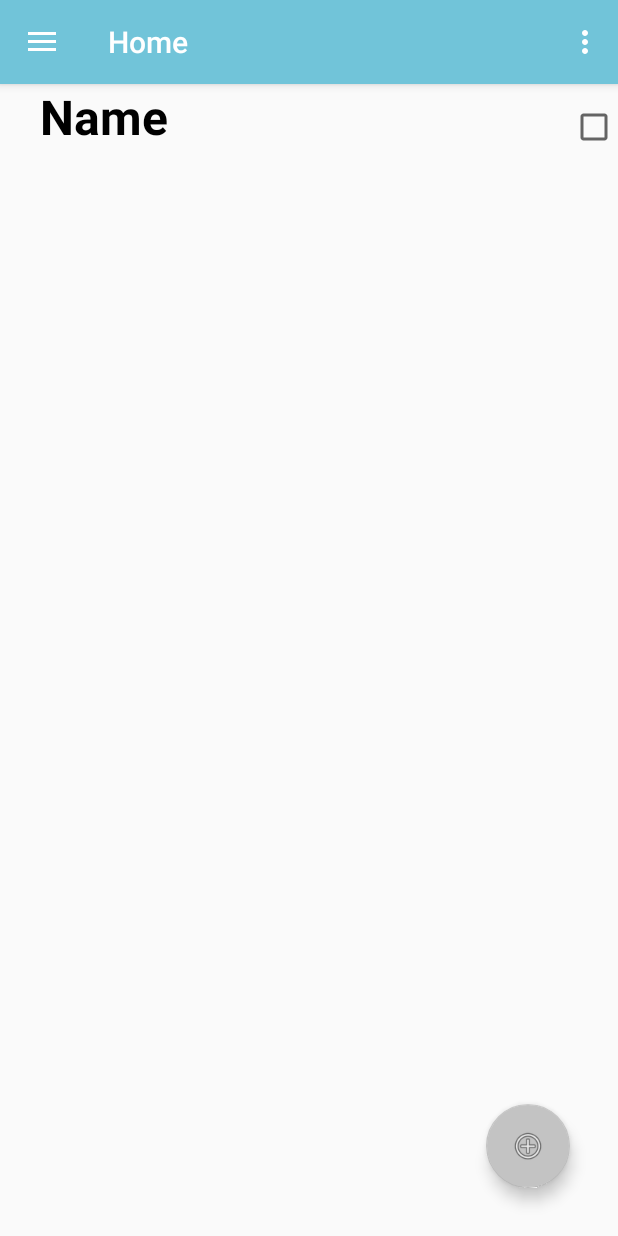
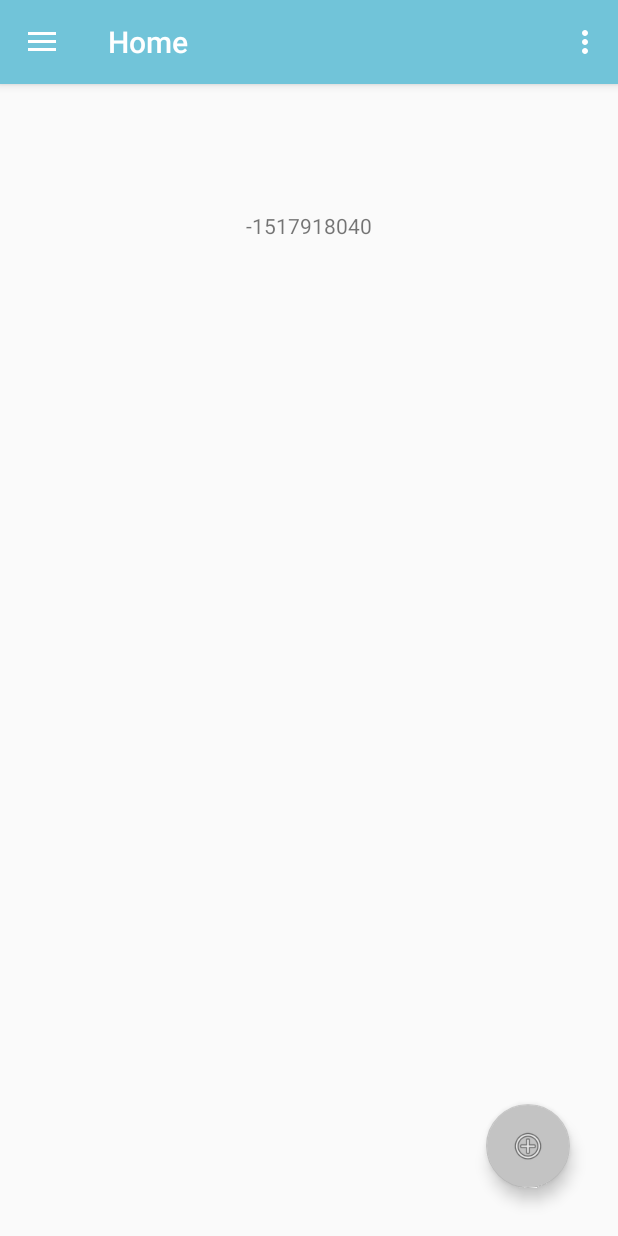
Before and after one commit to brianbob12/Cauch-Android, an Android app: the screen it shows after launch (MainActivity), after a tap on "SUBMIT", on a phone screen of 412 x 824 dp. Run offline under Robolectric (Android 15) with nearby library versions, the phone set to English and light mode, and no system bars; our stand-ins replace navigation-ui.

Commit message:
Recyclerview

```diff
--- /dev/null
+++ b/app/src/main/java/com/example/scheduleapp/MyAdapter.kt
@@ -0,0 +1,32 @@
+package com.example.scheduleapp
+
+import android.view.LayoutInflater
+import android.view.ViewGroup
+import androidx.recyclerview.widget.RecyclerView
+import java.util.*
+
+
+class MyAdapter(seed: Int) : RecyclerView.Adapter<RecyclerViewHolder>() {
+    private val random: Random
+    override fun getItemViewType(position: Int): Int {
+        return R.layout.my_text_view
+    }
+
+    override fun onCreateViewHolder(parent: ViewGroup, viewType: Int): RecyclerViewHolder {
+        val view =
+            LayoutInflater.from(parent.context).inflate(viewType, parent, false)
+        return RecyclerViewHolder(view)
+    }
+
+    override fun onBindViewHolder(holder: RecyclerViewHolder, position: Int) {
+        holder.view.setText(random.nextInt().toString())
+    }
+
+    override fun getItemCount(): Int {
+        return 100
+    }
+
+    init {
+        random = Random(seed.toLong())
+    }
+}
--- /dev/null
+++ b/app/src/main/java/com/example/scheduleapp/RecyclerViewHolder.kt
@@ -0,0 +1,15 @@
+package com.example.scheduleapp
+
+import android.view.View
+import android.widget.TextView
+import androidx.recyclerview.widget.RecyclerView
+
+
+class RecyclerViewHolder(itemView: View) :
+    RecyclerView.ViewHolder(itemView) {
+    val view: TextView
+
+    init {
+        view = itemView.findViewById(R.id.randomText)
+    }
+}
--- a/app/src/main/java/com/example/scheduleapp/ui/home/HomeFragment.kt
+++ b/app/src/main/java/com/example/scheduleapp/ui/home/HomeFragment.kt
@@ -1,38 +1,57 @@
 package com.example.scheduleapp.ui.home
 
-import android.app.AlertDialog
 import android.os.Bundle
-import android.text.Html
+import android.util.Log
 import android.view.LayoutInflater
 import android.view.View
 import android.view.ViewGroup
-import android.widget.LinearLayout
 import androidx.fragment.app.Fragment
-import androidx.lifecycle.ViewModelProviders
-import com.example.scheduleapp.MainActivity
+import androidx.recyclerview.widget.LinearLayoutManager
+import androidx.recyclerview.widget.RecyclerView
+import com.example.scheduleapp.MyAdapter
 import com.example.scheduleapp.R
-import com.example.scheduleapp.Task
-import com.example.scheduleapp.TaskInList
-import com.google.android.material.floatingactionbutton.FloatingActionButton
 
 
 class HomeFragment : Fragment() {
 
     private lateinit var homeViewModel: HomeViewModel
+    //stuff to do with the RecyclerView
+    private var recyclerView:RecyclerView? = null
 
+    override fun onCreateView(
+        inflater: LayoutInflater, container: ViewGroup?,
+        savedInstanceState: Bundle?
+    ): View? {
+
+        // Inflate the layout for this fragment
+        Log.e("Testing","T-1")
+        val root:View = inflater.inflate(R.layout.fragment_home, container, false)
+        // Add the following lines to create RecyclerView
+        recyclerView = root.findViewById<RecyclerView>(R.id.ListForTasks)
+        recyclerView?.setHasFixedSize(true)
+        recyclerView?.setLayoutManager(LinearLayoutManager(root.context))
+        recyclerView?.setAdapter(MyAdapter(1234))
+        Log.e("Testing","T-2")
+        return root
+    }
+    /*
     override fun onCreateView(
             inflater: LayoutInflater,
             container: ViewGroup?,
             savedInstanceState: Bundle?
     ): View? {
-        homeViewModel =
-                ViewModelProviders.of(this).get(HomeViewModel::class.java)
-        val root = inflater.inflate(R.layout.fragment_home, container, false)
-        //val textView: TextView = root.findViewById(R.id.text_home)
-        //homeViewModel.text.observe(viewLifecycleOwner, Observer {
-        //    textView.text = it
-        //})
+        Log.e("Tesing","creating view")
+        //homeViewModel = ViewModelProviders.of(this).get(HomeViewModel::class.java)
+        val view:View = inflater.inflate(R.layout.fragment_home, container, false)
+        Log.e("Tesing","creating view2")
+        //deal with RecylerView wich is used for the drag and dropable tasks
+        // Add the following lines to create RecyclerView
+        val recyclerView:RecyclerView = view.findViewById(R.id.ListForTasks);
+        recyclerView.setHasFixedSize(true)
+        recyclerView.setLayoutManager(LinearLayoutManager(view.context))
+        recyclerView.setAdapter(MyAdapter(1234))
 
+        /*
         //show tasks
         val taskListLayout: LinearLayout? = root.findViewById(R.id.TaskListLayout)
         for (task in MainActivity.tasks){//iterate over all task
@@ -79,8 +98,9 @@ class HomeFragment : Fragment() {
             (activity as MainActivity?)?.startAddNewTaskFragment()
 
         }
-
-        return root
+        */
+        Log.e("Tesing","ending creating view")
+        return view
     }
-
+    */
 }
--- a/app/src/main/res/layout/activity_main.xml
+++ b/app/src/main/res/layout/activity_main.xml
@@ -7,8 +7,6 @@
     android:layout_height="match_parent"
     android:fitsSystemWindows="true"
     tools:openDrawer="start">
-
-
 
     <include
         layout="@layout/app_bar_main"
--- a/app/src/main/res/layout/fragment_home.xml
+++ b/app/src/main/res/layout/fragment_home.xml
@@ -20,18 +20,13 @@
         app:layout_constraintBottom_toBottomOf="parent"
         app:layout_constraintEnd_toEndOf="parent" />
 
-    <ScrollView
-        android:id="@+id/TaskList"
+    <androidx.recyclerview.widget.RecyclerView
+        android:id="@+id/ListForTasks"
         android:layout_width="match_parent"
         android:layout_height="match_parent"
-        tools:layout_editor_absoluteX="0dp"
-        tools:layout_editor_absoluteY="129dp">
-
-        <LinearLayout
-            android:id="@+id/TaskListLayout"
-            android:layout_width="match_parent"
-            android:layout_height="wrap_content"
-            android:orientation="vertical" />
-    </ScrollView>
+        app:layout_constraintBottom_toBottomOf="parent"
+        app:layout_constraintEnd_toEndOf="parent"
+        app:layout_constraintStart_toStartOf="parent"
+        app:layout_constraintTop_toTopOf="parent"/>
 
 </androidx.constraintlayout.widget.ConstraintLayout>
--- /dev/null
+++ b/app/src/main/res/layout/my_text_view.xml
@@ -0,0 +1,19 @@
+<?xml version="1.0" encoding="utf-8"?>
+<androidx.constraintlayout.widget.ConstraintLayout
+    xmlns:android="http://schemas.android.com/apk/res/android"
+    xmlns:app="http://schemas.android.com/apk/res-auto"
+    xmlns:tools="http://schemas.android.com/tools"
+    android:layout_width="match_parent"
+    android:layout_height="match_parent">
+
+    <TextView
+        android:id="@+id/randomText"
+        android:layout_width="wrap_content"
+        android:layout_height="wrap_content"
+        android:text="TextView"
+        app:layout_constraintBottom_toBottomOf="parent"
+        app:layout_constraintEnd_toEndOf="parent"
+        app:layout_constraintStart_toStartOf="parent"
+        app:layout_constraintTop_toTopOf="parent"
+        app:layout_constraintVertical_bias="0.113" />
+</androidx.constraintlayout.widget.ConstraintLayout>
```
